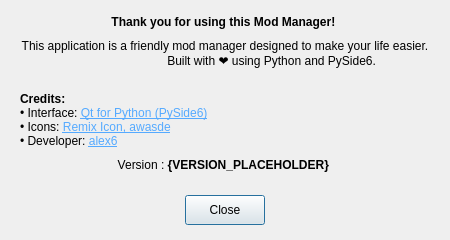
Qt form goh_mod_manager/res/ui/about_dialog.ui (alexbdka/goh-mod-manager) before a commit.
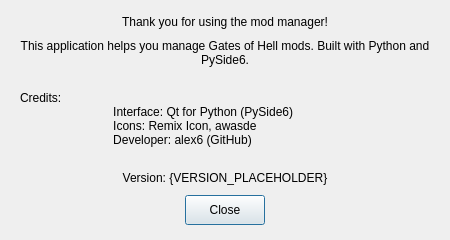
The same form after that commit.

Diff of the .ui file:
```diff
--- a/goh_mod_manager/res/ui/about_dialog.ui
+++ b/goh_mod_manager/res/ui/about_dialog.ui
@@ -47,9 +47,7 @@
             <item>
                 <widget class="QLabel" name="thankYouLabel">
                     <property name="text">
-                        <string>&lt;html&gt;&lt;head/&gt;&lt;body&gt;&lt;p align=&quot;center&quot;&gt;&lt;span style=&quot;
-                            font-weight:600;&quot;&gt;Thank you for using this Mod Manager!&lt;/span&gt;&lt;/p&gt;&lt;/body&gt;&lt;/html&gt;
-                        </string>
+                        <string>Thank you for using the mod manager!</string>
                     </property>
                     <property name="alignment">
                         <set>Qt::AlignmentFlag::AlignCenter</set>
@@ -59,8 +57,7 @@
             <item>
                 <widget class="QLabel" name="descriptionLabel">
                     <property name="text">
-                        <string>This application is a friendly mod manager designed to make your life easier.
-                            Built with ❤️ using Python and PySide6.
+                        <string>This application helps you manage Gates of Hell mods. Built with Python and PySide6.
                         </string>
                     </property>
                     <property name="alignment">
@@ -74,18 +71,12 @@
             <item>
                 <widget class="QLabel" name="creditsLabel">
                     <property name="text">
-                        <string>&lt;html&gt;&lt;head/&gt;&lt;body&gt;&lt;p&gt;&lt;span style=&quot; font-weight:600;&quot;&gt;Credits:&lt;/span&gt;&lt;br/&gt;•
-                            Interface: &lt;a href=&quot;https://doc.qt.io/qtforpython/&quot;&gt;&lt;span style=&quot;
-                            text-decoration: underline; color:#55aaff;&quot;&gt;Qt for Python (PySide6)&lt;/span&gt;&lt;/a&gt;&lt;br/&gt;•
-                            Icons: &lt;a href=&quot;https://remixicon.com/&quot;&gt;&lt;span style=&quot;
-                            text-decoration: underline; color:#55aaff;&quot;&gt;Remix Icon, awasde&lt;/span&gt;&lt;/a&gt;&lt;br/&gt;•
-                            Developer: &lt;a href=&quot;https://github.com/alexbdka&quot;&gt;&lt;span style=&quot;
-                            text-decoration: underline; color:#55aaff;&quot;&gt;alex6&lt;/span&gt;&lt;/a&gt;&lt;/p&gt;&lt;/body&gt;&lt;/html&gt;
+                        <string>Credits:
+                            Interface: Qt for Python (PySide6)
+                            Icons: Remix Icon, awasde
+                            Developer: alex6 (GitHub)
                         </string>
                     </property>
-                    <property name="textFormat">
-                        <enum>Qt::TextFormat::RichText</enum>
-                    </property>
                     <property name="wordWrap">
                         <bool>true</bool>
                     </property>
@@ -100,9 +91,7 @@
             <item>
                 <widget class="QLabel" name="versionLabel">
                     <property name="text">
-                        <string>&lt;html&gt;&lt;head/&gt;&lt;body&gt;&lt;p align=&quot;center&quot;&gt;Version : &lt;span
-                            style=&quot; font-weight:600;&quot;&gt;{VERSION_PLACEHOLDER}&lt;/span&gt;&lt;/p&gt;&lt;/body&gt;&lt;/html&gt;
-                        </string>
+                        <string>Version: {VERSION_PLACEHOLDER}</string>
                     </property>
                     <property name="alignment">
                         <set>Qt::AlignmentFlag::AlignCenter</set>
```
Left out of the diff: 6 changed lines with no effect on the pictures.
